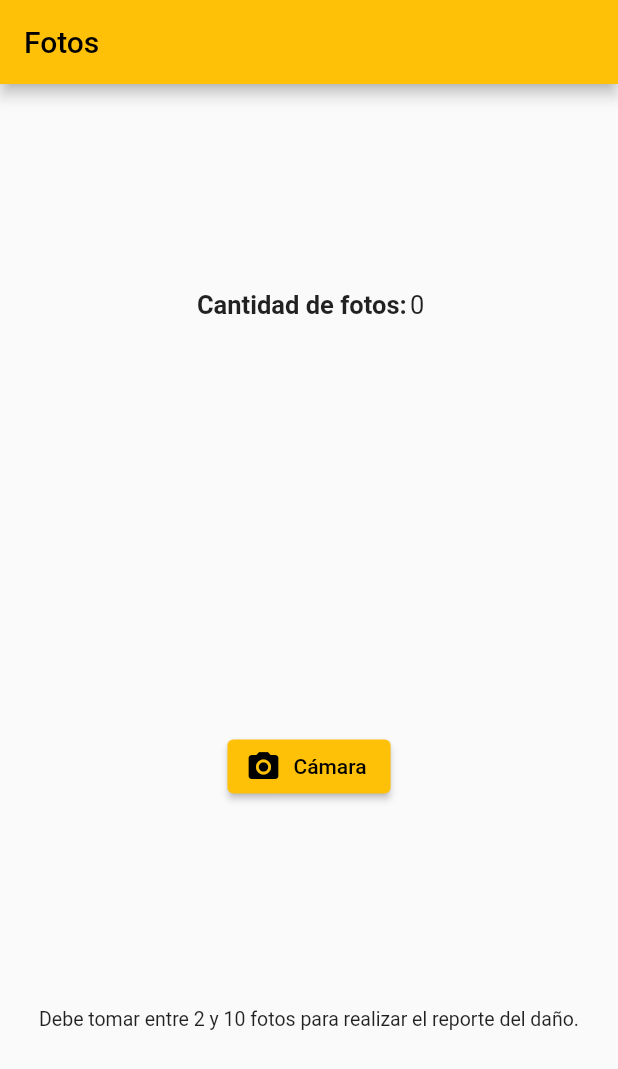
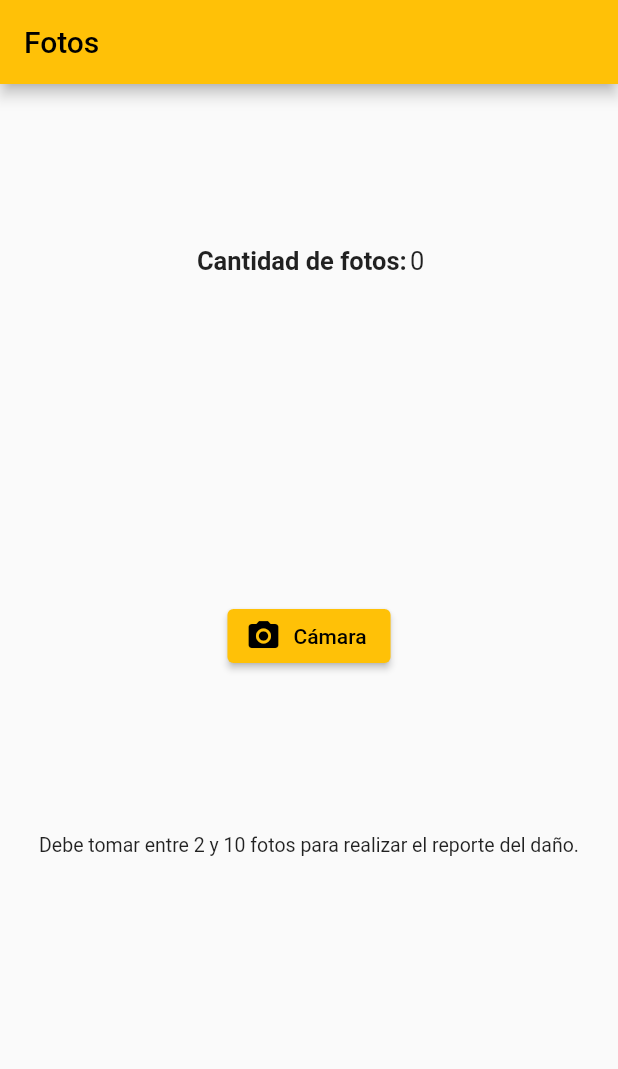
Before and after one commit to uasiconavi/reportes02, a Flutter app: the screen it shows after launch, on a phone screen of 412 x 824 dp. Shown: the top 1069 px of the screen. Run offline on Flutter 3.47's test engine with Material 2 defaults, Android fonts, the phone set to English and light mode, and no system bars; our stand-ins replace csv, geolocator, image_picker; missing offline and left inert: excel.

Commit message:
Mejorando apariencia página fotos

```diff
--- a/lib/pages/fotos_page.dart
+++ b/lib/pages/fotos_page.dart
@@ -15,8 +15,13 @@ class _FotosPageState extends State<FotosPage> {
   @override
   Widget build(BuildContext context) {
     int cantFotos = context.watch<ReportProvider>().fotos.length;
-    return Column(
+    return ListView(
+      children: [
+        SizedBox(
+          height: 500.0,
+          child: Column(
             mainAxisAlignment: MainAxisAlignment.spaceEvenly,
+            mainAxisSize: MainAxisSize.max,
             children: [
               Row(
                 mainAxisAlignment: MainAxisAlignment.center,
@@ -59,6 +64,9 @@ class _FotosPageState extends State<FotosPage> {
                   ),
                 ],
               ),
+            ],
+          ),
+        ),
         cantFotos > 1
             ? Row(
                 mainAxisAlignment: MainAxisAlignment.spaceAround,
```
Lines whose indentation alone changed are shown as unchanged.
